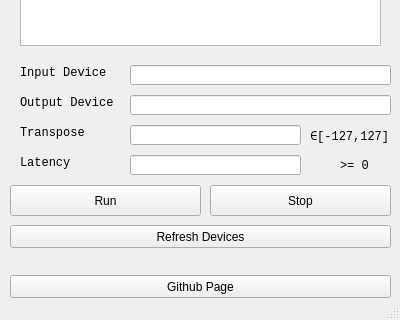
First picture: the form in MidiRetransmitGUI/MidiRetransmitGUI.ui, repository esun-z/Midi_Retransmit, before the edit; both pictures show x 0 to 400 and y 295 to 615 of the 400 by 615 pixel window.
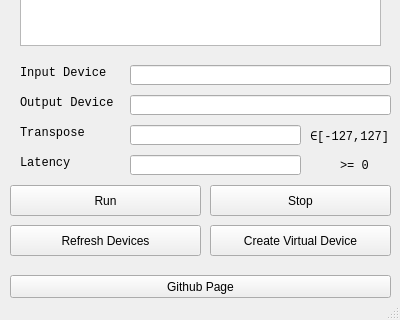
Second picture: the form after the edit.

Diff of the .ui file:
```diff
--- a/MidiRetransmitGUI/MidiRetransmitGUI.ui
+++ b/MidiRetransmitGUI/MidiRetransmitGUI.ui
@@ -250,9 +250,9 @@
     <property name="geometry">
      <rect>
       <x>10</x>
-      <y>540</y>
+      <y>550</y>
       <width>381</width>
-      <height>31</height>
+      <height>21</height>
      </rect>
     </property>
     <property name="text">
@@ -264,8 +264,8 @@
      <rect>
       <x>10</x>
       <y>520</y>
-      <width>381</width>
-      <height>23</height>
+      <width>191</width>
+      <height>31</height>
      </rect>
     </property>
     <property name="text">
@@ -285,6 +285,19 @@
      <string>Loading Devices</string>
     </property>
    </widget>
+   <widget class="QPushButton" name="BtnCreateDevice">
+    <property name="geometry">
+     <rect>
+      <x>210</x>
+      <y>520</y>
+      <width>181</width>
+      <height>31</height>
+     </rect>
+    </property>
+    <property name="text">
+     <string>Create Virtual Device</string>
+    </property>
+   </widget>
   </widget>
   <widget class="QStatusBar" name="statusBar"/>
  </widget>
```
